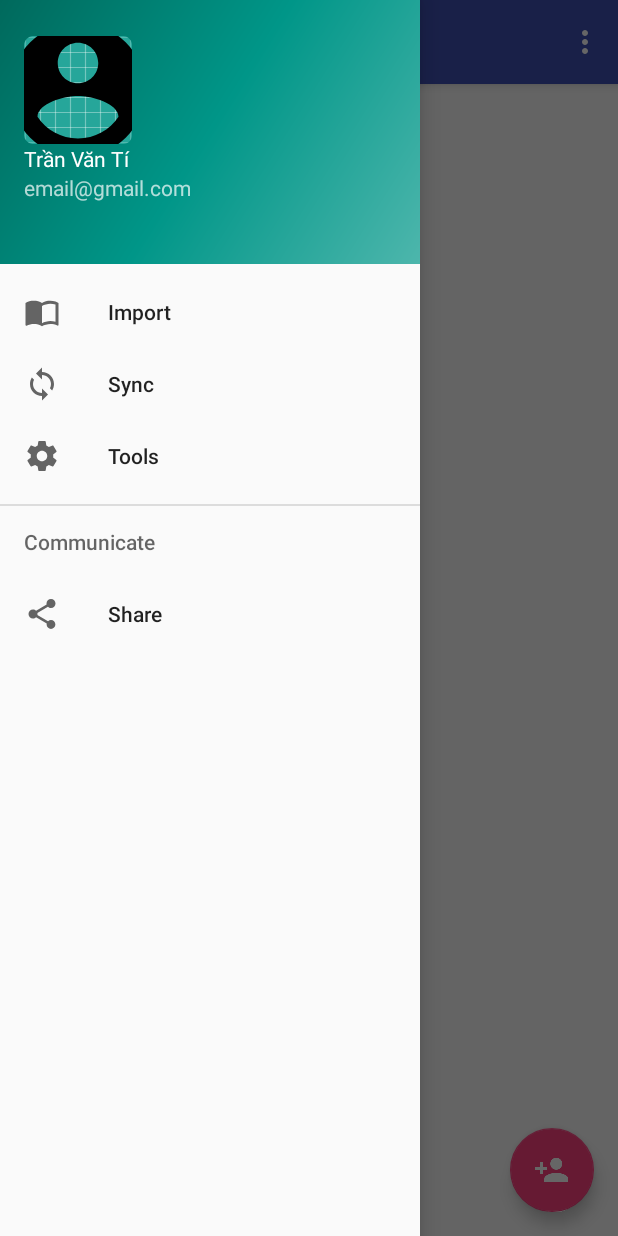
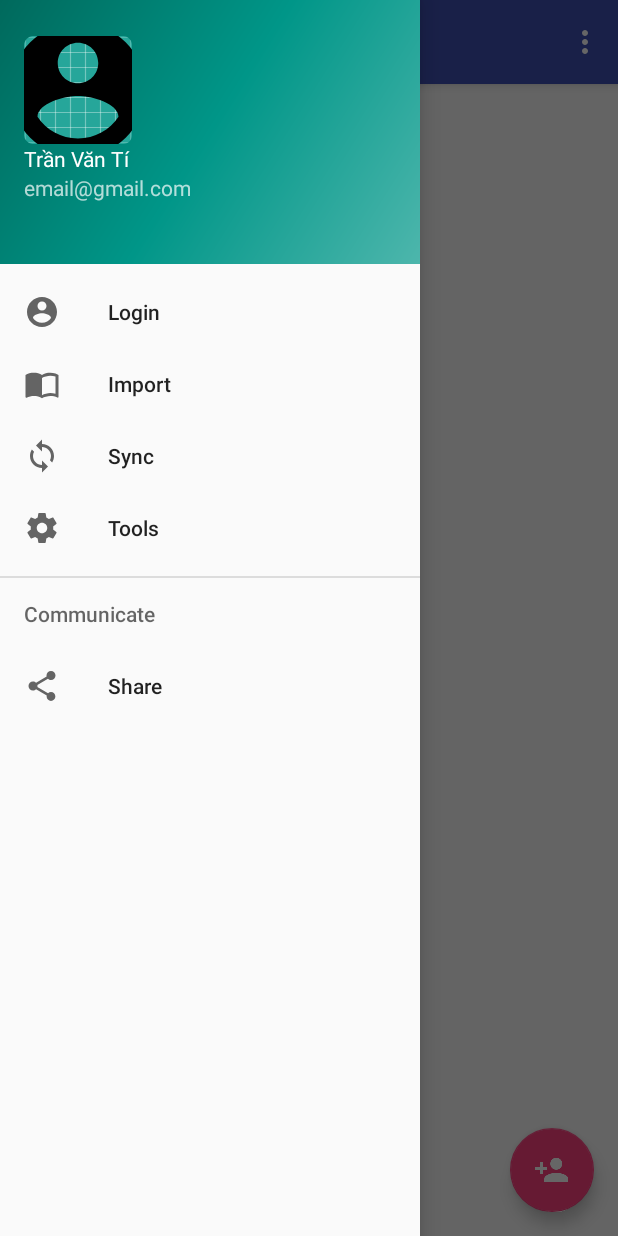
Before and after one commit to mridulhaze/Contacts-App, an Android app: the screen it shows after launch (MainActivity), with the side drawer open, on a phone screen of 412 x 824 dp. Run offline under Robolectric (Android 15) with nearby library versions, the phone set to English and light mode, and no system bars.

Commit message:
Update layout
Update layout

```diff
--- a/app/src/main/java/vn/vutran/android/contacts/MainActivity.java
+++ b/app/src/main/java/vn/vutran/android/contacts/MainActivity.java
@@ -103,11 +103,13 @@ public class MainActivity extends AppCompatActivity
     @SuppressWarnings("StatementWithEmptyBody")
     @Override
     public boolean onNavigationItemSelected(MenuItem item) {
-        // Handle navigation view item clicks here.
+
         int id = item.getItemId();
 
-        if (id == R.id.nav_import) {
-            // Handle the camera action
+        if (id == R.id.nav_login) {
+
+        } else if (id == R.id.nav_import) {
+
         } else if (id == R.id.nav_sync) {
 
         } else if (id == R.id.nav_manage) {
@@ -116,7 +118,7 @@ public class MainActivity extends AppCompatActivity
 
         }
 
-        DrawerLayout drawer = (DrawerLayout) findViewById(R.id.drawer_layout);
+        DrawerLayout drawer = findViewById(R.id.drawer_layout);
         drawer.closeDrawer(GravityCompat.START);
         return true;
     }
--- /dev/null
+++ b/app/src/main/res/drawable/ic_menu_login.xml
@@ -0,0 +1,9 @@
+<vector xmlns:android="http://schemas.android.com/apk/res/android"
+        android:width="24dp"
+        android:height="24dp"
+        android:viewportWidth="24.0"
+        android:viewportHeight="24.0">
+    <path
+        android:fillColor="#FF000000"
+        android:pathData="M12,2C6.48,2 2,6.48 2,12s4.48,10 10,10 10,-4.48 10,-10S17.52,2 12,2zM12,5c1.66,0 3,1.34 3,3s-1.34,3 -3,3 -3,-1.34 -3,-3 1.34,-3 3,-3zM12,19.2c-2.5,0 -4.71,-1.28 -6,-3.22 0.03,-1.99 4,-3.08 6,-3.08 1.99,0 5.97,1.09 6,3.08 -1.29,1.94 -3.5,3.22 -6,3.22z"/>
+</vector>
--- a/app/src/main/res/menu/nav_main_menu.xml
+++ b/app/src/main/res/menu/nav_main_menu.xml
@@ -5,9 +5,15 @@
 
     <group android:checkableBehavior="single">
         <item
+            android:id="@+id/nav_login"
+            android:icon="@drawable/ic_menu_login"
+            android:title="Login" />
+
+        <item
             android:id="@+id/nav_import"
             android:icon="@drawable/ic_menu_import"
             android:title="Import" />
+
         <item
             android:id="@+id/nav_sync"
             android:icon="@drawable/ic_menu_sync"
```
